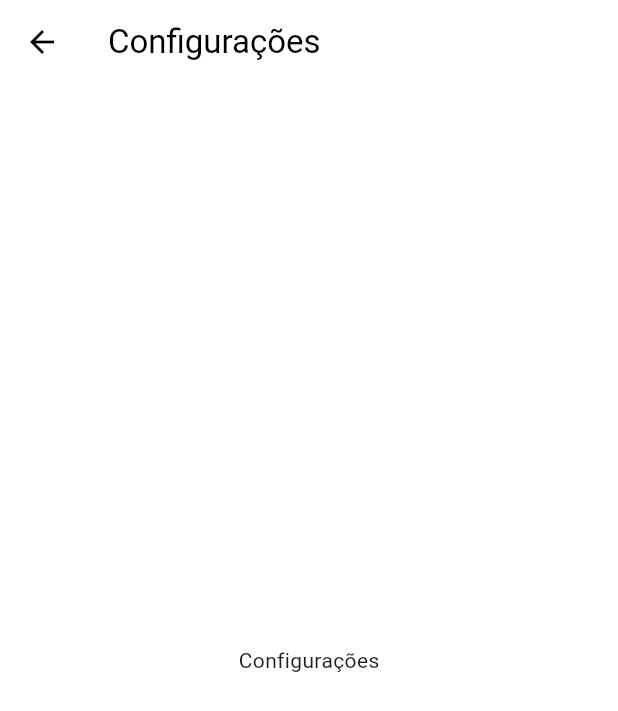
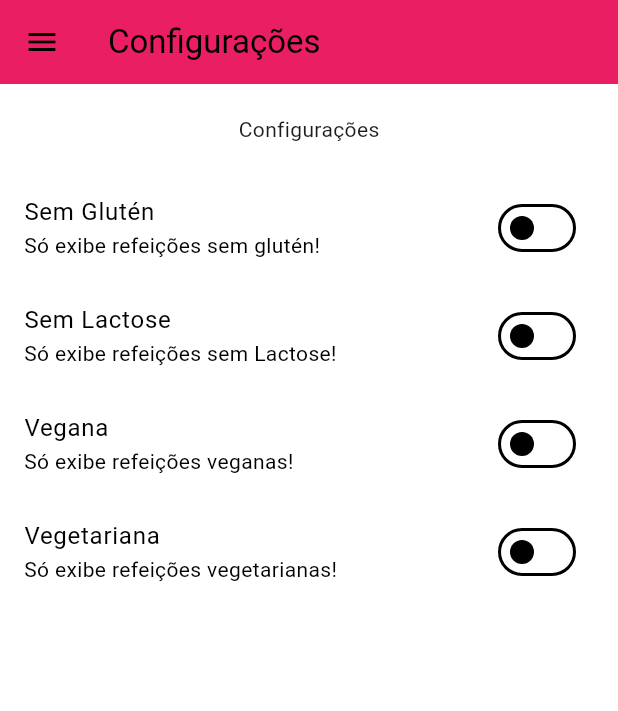
Before and after one commit to Junior580/DeliMeals, a Flutter app: the SettingsScreen screen opened by its route, on a phone screen of 412 x 824 dp. Shown: the top 711 px of the screen. Run offline on Flutter 3.47's test engine with Material 3 defaults, Android fonts, the phone set to English and light mode, and no system bars; network calls fail.

Commit message:
filter settings

```diff
--- a/lib/main.dart
+++ b/lib/main.dart
@@ -5,12 +5,41 @@ import 'screens/meal_detail_screen.dart';
 import 'screens/tabs_screen.dart';
 import 'screens/settings_screen.dart';
 
+import 'models/meal.dart';
+import 'models/settings.dart';
+import 'data/dummy_data.dart';
+
 import 'utils/app_routes.dart';
 
 void main() => runApp(const MyApp());
 
-class MyApp extends StatelessWidget {
+class MyApp extends StatefulWidget {
   const MyApp({super.key});
+
+  @override
+  State<MyApp> createState() => _MyAppState();
+}
+
+class _MyAppState extends State<MyApp> {
+  Settings settings = Settings();
+  List<Meal> _availableMeals = DUMMY_MEALS;
+
+  void _filterMeals(Settings settings) {
+    setState(() {
+      this.settings = settings;
+
+      _availableMeals = DUMMY_MEALS.where((element) {
+        final filterGluten = settings.isGlutenFree && !element.isGlutenFree;
+        final filterLactose = settings.isLactoseFree && !element.isLactoseFree;
+        final filterVegan = settings.isVegan && !element.isVegan;
+        final filterVegetarian = settings.isVegetarian && !element.isVegetarian;
+        return !filterGluten &&
+            !filterLactose &&
+            !filterVegan &&
+            !filterVegetarian;
+      }).toList();
+    });
+  }
 
   @override
   Widget build(BuildContext context) {
@@ -29,9 +58,11 @@ class MyApp extends StatelessWidget {
               const ColorScheme.light().copyWith(secondary: Colors.amber)),
       routes: {
         AppRoutes.HOME: (ctx) => const TabScreen(),
-        AppRoutes.CATEGORIES_MEALS: (ctx) => const CategoriesMealsScreen(),
+        AppRoutes.CATEGORIES_MEALS: (ctx) =>
+            CategoriesMealsScreen(meals: _availableMeals),
         AppRoutes.MEAL_DETAIL: (ctx) => const MealDetailScreen(),
-        AppRoutes.SETTINGS: (ctx) => const SettingsScreen(),
+        AppRoutes.SETTINGS: (ctx) =>
+            SettingsScreen(onSettingsChanged: _filterMeals, settings: settings),
       },
     );
   }
--- /dev/null
+++ b/lib/models/settings.dart
@@ -0,0 +1,13 @@
+class Settings {
+  bool isGlutenFree;
+  bool isLactoseFree;
+  bool isVegan;
+  bool isVegetarian;
+
+  Settings({
+    this.isGlutenFree = false,
+    this.isLactoseFree = false,
+    this.isVegan = false,
+    this.isVegetarian = false,
+  });
+}
--- a/lib/screens/settings_screen.dart
+++ b/lib/screens/settings_screen.dart
@@ -1,13 +1,103 @@
 import 'package:flutter/material.dart';
+import '../components/main_drawer.dart';
+import '../models/settings.dart';
 
-class SettingsScreen extends StatelessWidget {
-  const SettingsScreen({super.key});
+class SettingsScreen extends StatefulWidget {
+  final Settings settings;
+  final Function(Settings) onSettingsChanged;
+
+  const SettingsScreen({
+    super.key,
+    required this.onSettingsChanged,
+    required this.settings,
+  });
+
+  @override
+  State<SettingsScreen> createState() => _SettingsScreenState();
+}
+
+class _SettingsScreenState extends State<SettingsScreen> {
+  late Settings settings;
+
+  @override
+  void initState() {
+    super.initState();
+    settings = widget.settings;
+  }
+
+  Widget _createSwitch(
+    String title,
+    String subtitle,
+    bool value,
+    void Function(bool) onChanged,
+  ) {
+    return SwitchListTile.adaptive(
+      title: Text(title),
+      subtitle: Text(subtitle),
+      value: value,
+      onChanged: (value) {
+        onChanged(value);
+        widget.onSettingsChanged(settings);
+      },
+    );
+  }
 
   @override
   Widget build(BuildContext context) {
     return Scaffold(
-      appBar: AppBar(title: const Text('Configurações')),
-      body: const Center(child: Text('Configurações')),
+      appBar: AppBar(
+        title: const Text('Configurações'),
+        backgroundColor: Theme.of(context).primaryColor,
+      ),
+      drawer: const MainDrawer(),
+      body: Column(
+        children: [
+          Container(
+            padding: const EdgeInsets.all(20),
+            child: Text(
+              'Configurações',
+              style: Theme.of(context).textTheme.bodyMedium,
+            ),
+          ),
+          Expanded(
+              child: ListView(
+            children: [
+              _createSwitch(
+                'Sem Glutén',
+                'Só exibe refeições sem glutén!',
+                settings.isGlutenFree,
+                (value) {
+                  setState(() => settings.isGlutenFree = value);
+                },
+              ),
+              _createSwitch(
+                'Sem Lactose',
+                'Só exibe refeições sem Lactose!',
+                settings.isLactoseFree,
+                (value) {
+                  setState(() => settings.isLactoseFree = value);
+                },
+              ),
+              _createSwitch(
+                'Vegana',
+                'Só exibe refeições veganas!',
+                settings.isVegan,
+                (value) {
+                  setState(() => settings.isVegan = value);
+                },
+              ),
+              _createSwitch(
+                'Vegetariana',
+                'Só exibe refeições vegetarianas!',
+                settings.isVegetarian,
+                (value) {
+                  setState(() => settings.isVegetarian = value);
+                },
+              )
+            ],
+          ))
+        ],
+      ),
     );
   }
 }
```
Also changed, not shown: lib/components/main_drawer.dart (+6 -3 lines), lib/components/meal_item.dart (+6 -4 lines), lib/screens/categories_meals_screen.dart (+4 -3 lines), lib/screens/meal_detail_screen.dart (+8 -1 lines).
